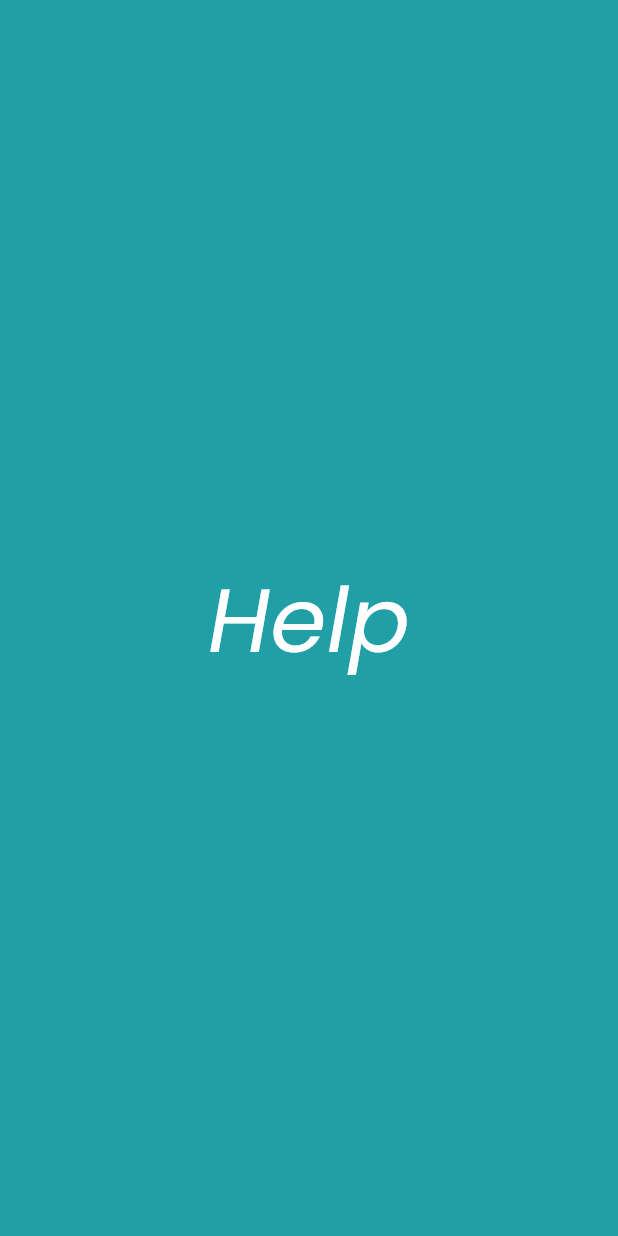
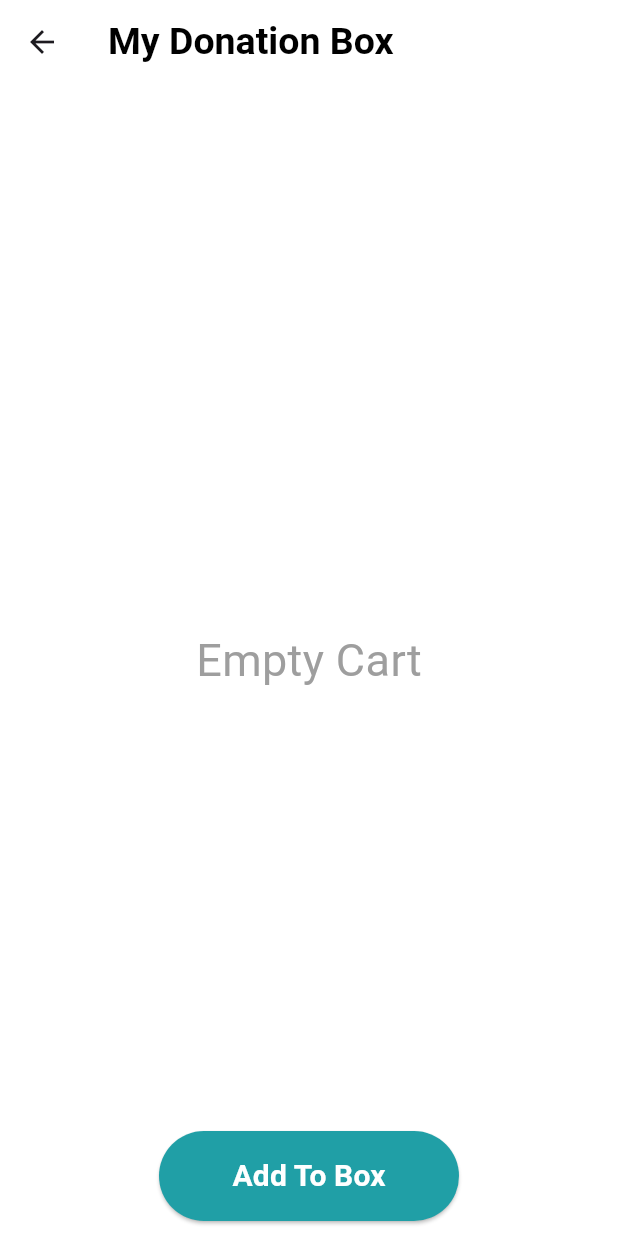
Before and after one commit to opencodeiiita/Donation-App, a Flutter app: the first screen one second after launch, on a phone screen of 412 x 824 dp. Run offline on Flutter 3.47's test engine with Material 3 defaults, Android fonts, the phone set to English and light mode, and no system bars; drawn by our look-alikes of animated_splash_screen; our stand-ins replace cloud_firestore, firebase_auth, firebase_core, firebase_storage, fluttertoast, google_fonts and 5 more; accounts and stored records are empty.

Commit message:
my donation box added

```diff
--- /dev/null
+++ b/lib/donationcart/list_cart_item.dart
@@ -0,0 +1,5 @@
+import 'package:flutter/material.dart';
+import 'item_card.dart';
+
+
+List<CartItem> cart=[];
--- /dev/null
+++ b/lib/donationcart/mydonationbox.dart
@@ -0,0 +1,133 @@
+import 'package:donation_app/donationcart/item_card.dart';
+import 'package:donation_app/donationcart/iconbutton.dart';
+import 'package:flutter/material.dart';
+
+import 'list_cart_item.dart';
+
+class MyDonationBox extends StatefulWidget {
+  const MyDonationBox({super.key});
+
+  @override
+  State<MyDonationBox> createState() => _MyDonationBoxState();
+}
+
+class _MyDonationBoxState extends State<MyDonationBox> {
+
+
+  @override
+  Widget build(BuildContext context) {
+    return Stack(
+      children: [
+        Scaffold(
+          backgroundColor: Colors.white,
+          appBar: AppBar(
+            title: const Text("My Donation Box", style: TextStyle(color: Colors.black, fontSize: 25.0, fontWeight: FontWeight.w600),),
+            leading: BackButton(),
+            backgroundColor: Colors.white,
+          ),
+          body: cart.length!=0?SingleChildScrollView(
+            child: Column(
+              children: [
+                const Row(
+                  children: [
+                    Expanded(child: Center(
+                        child: Text(
+                          "Catagorey",
+                          style: TextStyle(
+                            fontSize: 15,
+                          ),
+                        ),
+                      ),
+                    ),
+                    Expanded(child: Center(
+                      child: Text(
+                        "Catagorey",
+                        style: TextStyle(
+                          fontSize: 15,
+                          ),
+                        ),
+                      ),
+                    ),
+                  ],
+                ),
+                ...cart,
+              ],
+            ),
+          ):Center(child: Text("Empty Cart",style: TextStyle(fontSize: 30,color: Colors.grey),)),
+        ),
+        Align(
+          alignment: Alignment.bottomCenter,
+          child: Container(
+            padding: EdgeInsets.fromLTRB(0, 0, 0, 10),
+            width: 200,
+            margin: const EdgeInsets.symmetric(horizontal: 10),
+            height: 70,
+            child: ElevatedButton(
+              onPressed: () {
+                showDialog(
+                    context: context,
+                    builder: (BuildContext context){
+                      return AlertDialog(
+                        scrollable: true,
+                        content: Container(
+                          child: Column(
+                            children: [
+                              Row(
+                                children: [
+                                  TextButton(
+                                      onPressed: (){
+                                        setState(() {
+
+                                        });
+                                        Navigator.pop(context);
+                                      },
+                                      child: Text('back'),
+                                  ),
+                                ],
+                              ),
+                              const Row(
+                                children: [
+                                  Expanded(child: IconB(name: "Shirts",ic: Icons.add,)),
+                                  Expanded(child: IconB(name: "Pants",ic: Icons.add,)),
+                                  Expanded(child: IconB(name: "T-Shirts",ic: Icons.add,)),
+                                  Expanded(child: IconB(name: "Jeans",ic: Icons.add,)),
+                                ],
+                              ),
+                              const Row(
+                                children: [
+                                  Expanded(child: IconB(name: "Shoes",ic: Icons.add,)),
+                                  Expanded(child: IconB(name: "Sweater",ic: Icons.add,)),
+                                  Expanded(child: IconB(name: "Dress",ic: Icons.add,)),
+                                  Expanded(child: IconB(name: "Suits",ic: Icons.add,)),
+                                ],
+                              ),
+                              const Row(
+                                children: [
+                                  Expanded(child: IconB(name: "Custom",ic: Icons.add,)),
+                                ],
+                              ),
+                            ],
+                          ),
+                        )
+                      );
+                    }
+                );
+              },
+              style: ElevatedButton.styleFrom(
+                backgroundColor: const Color(0xff209fa6),
+                shape: RoundedRectangleBorder(
+                  borderRadius: BorderRadius.circular(30),
+                ),
+              ),
+              child: const Text('Add To Box',
+                  style: TextStyle(
+                      fontSize: 20,
+                      color: Colors.white,
+                      fontWeight: FontWeight.w600)),
+            ),
+          ),
+        ),
+      ]
+    );
+  }
+}
--- a/lib/main.dart
+++ b/lib/main.dart
@@ -1,4 +1,5 @@
 import 'package:donation_app/baseHomeActivity.dart';
+import 'package:donation_app/donationcart/mydonationbox.dart';
 import 'package:firebase_core/firebase_core.dart';
 import 'package:flutter/material.dart';
 import 'splash.dart';
@@ -20,8 +21,8 @@ void main() async {
   WidgetsFlutterBinding.ensureInitialized();
   await Firebase.initializeApp(options: DefaultFirebaseOptions.currentPlatform);
   runApp(const MaterialApp(
-    home: Splash_Screen(),
-    // home: basehomeActivity(),
+    // home: Splash_Screen(),
+    home: MyDonationBox(),
     debugShowCheckedModeBanner: false,
   ));
 }
```
Also changed, not shown: lib/donationcart/iconbutton.dart (added, +36 -0 lines), lib/donationcart/item_card.dart (added, +77 -0 lines).
